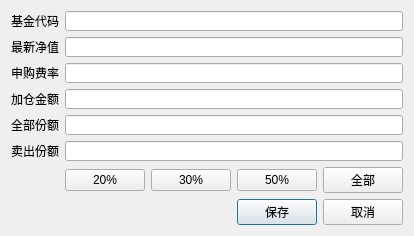
Old version of the form ui/fundDealDialog.ui in the repository xuzhonglin/FundView.
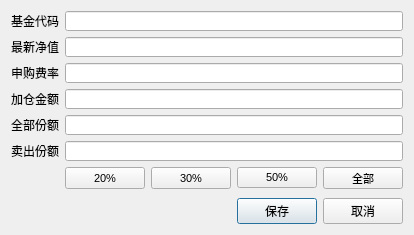
New version of the form.

Diff of the .ui file:
```diff
--- a/ui/fundDealDialog.ui
+++ b/ui/fundDealDialog.ui
@@ -7,7 +7,7 @@
     <x>0</x>
     <y>0</y>
     <width>394</width>
-    <height>236</height>
+    <height>235</height>
    </rect>
   </property>
   <property name="windowTitle">
@@ -172,12 +172,23 @@
       <layout class="QHBoxLayout" name="saleRateLayout">
        <item>
         <widget class="QPushButton" name="rate20Btn">
+         <property name="minimumSize">
+          <size>
+           <width>0</width>
+           <height>22</height>
+          </size>
+         </property>
          <property name="maximumSize">
           <size>
            <width>80</width>
            <height>16777215</height>
           </size>
          </property>
+         <property name="font">
+          <font>
+           <pointsize>8</pointsize>
+          </font>
+         </property>
          <property name="text">
           <string>20%</string>
          </property>
@@ -185,12 +196,23 @@
        </item>
        <item>
         <widget class="QPushButton" name="rate30Btn">
+         <property name="minimumSize">
+          <size>
+           <width>0</width>
+           <height>22</height>
+          </size>
+         </property>
          <property name="maximumSize">
           <size>
            <width>80</width>
            <height>16777215</height>
           </size>
          </property>
+         <property name="font">
+          <font>
+           <pointsize>8</pointsize>
+          </font>
+         </property>
          <property name="text">
           <string>30%</string>
          </property>
@@ -198,12 +220,23 @@
        </item>
        <item>
         <widget class="QPushButton" name="rate50Btn">
+         <property name="minimumSize">
+          <size>
+           <width>0</width>
+           <height>20</height>
+          </size>
+         </property>
          <property name="maximumSize">
           <size>
            <width>80</width>
            <height>16777215</height>
           </size>
          </property>
+         <property name="font">
+          <font>
+           <pointsize>8</pointsize>
+          </font>
+         </property>
          <property name="text">
           <string>50%</string>
          </property>
@@ -211,12 +244,23 @@
        </item>
        <item>
         <widget class="QPushButton" name="rate100Btn">
+         <property name="minimumSize">
+          <size>
+           <width>0</width>
+           <height>22</height>
+          </size>
+         </property>
          <property name="maximumSize">
           <size>
            <width>80</width>
            <height>16777215</height>
           </size>
          </property>
+         <property name="font">
+          <font>
+           <pointsize>8</pointsize>
+          </font>
+         </property>
          <property name="text">
           <string>全部</string>
          </property>
```
Left out of the diff: 12 changed lines with no effect on the pictures.
